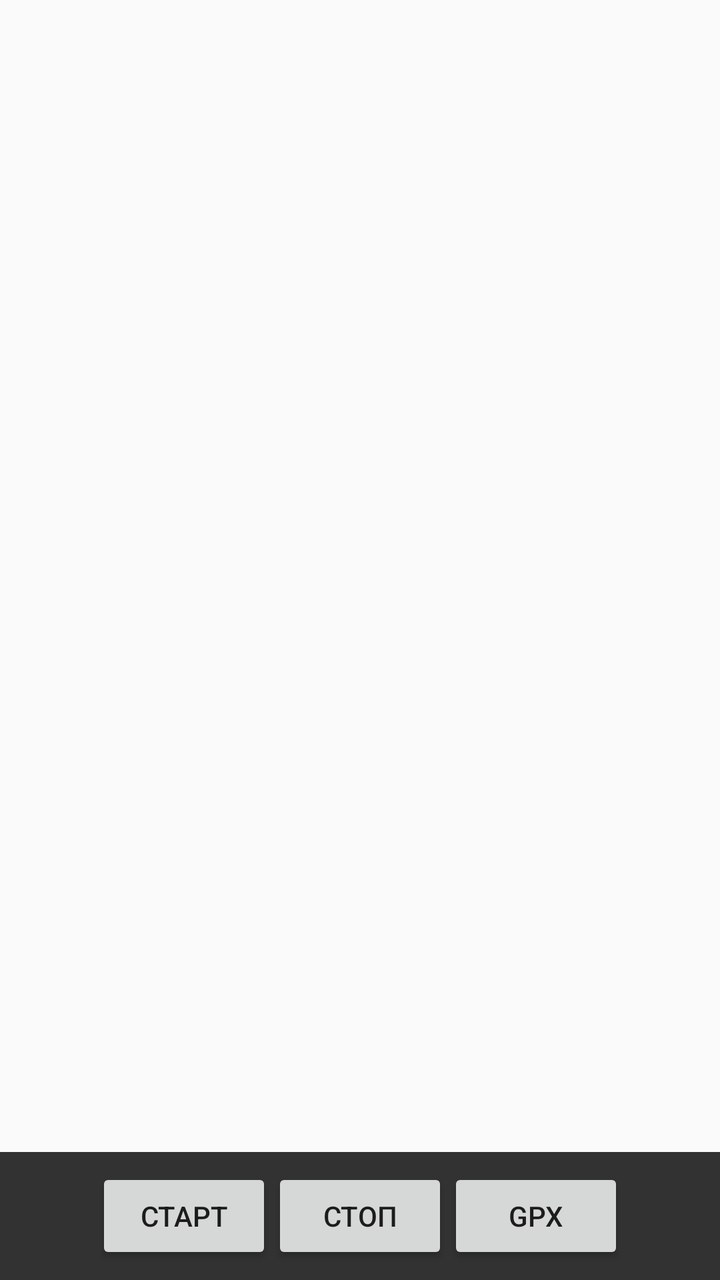
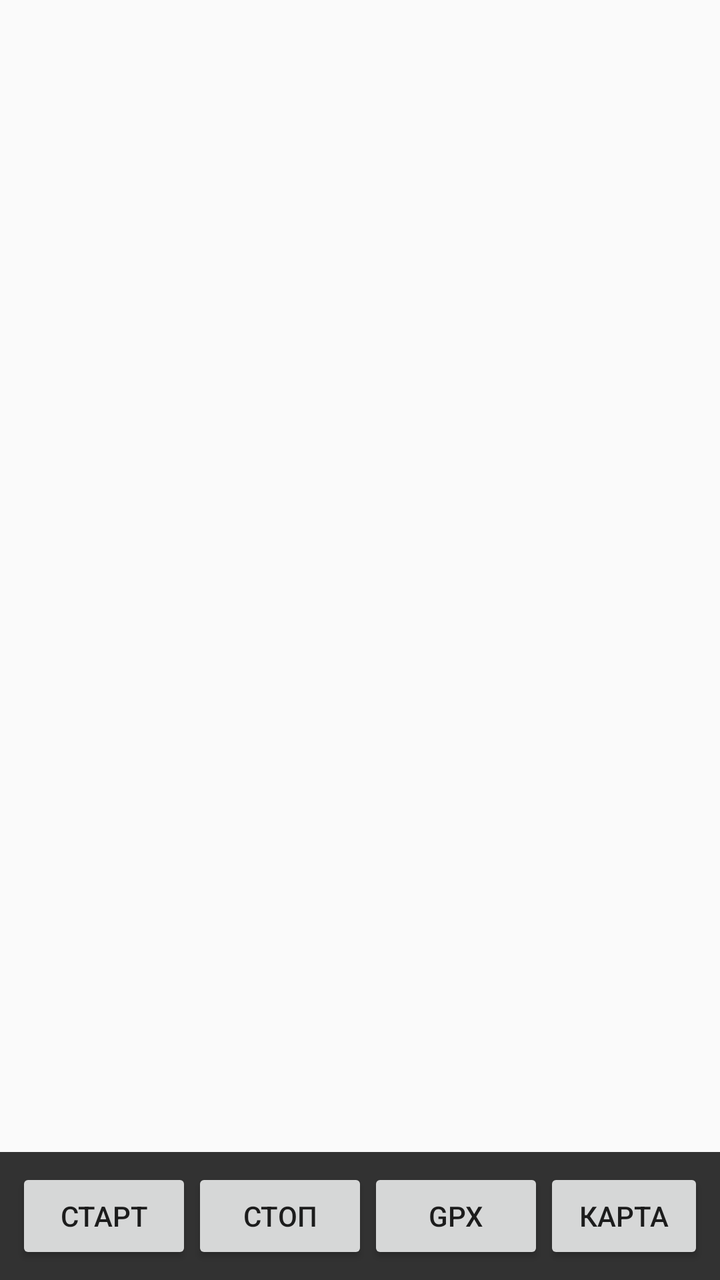

An Android layout rendered at two revisions. The XML below is the earlier revision; the diff shows what the commit changed to produce the second picture.
<!-- AndroidManifest.xml: application theme Theme.AppCompat.Light.DarkActionBar -->
<!-- res/layout/activity_main.xml -->
<?xml version="1.0" encoding="utf-8"?>
<FrameLayout xmlns:android="http://schemas.android.com/apk/res/android"
    android:id="@+id/container"
    android:layout_width="match_parent"
    android:layout_height="match_parent">

    <androidx.fragment.app.FragmentContainerView
        android:id="@+id/mapContainer"
        android:layout_width="match_parent"
        android:layout_height="match_parent" />

    <LinearLayout
        android:orientation="horizontal"
        android:gravity="center"
        android:layout_width="match_parent"
        android:layout_height="wrap_content"
        android:layout_gravity="bottom"
        android:background="#CC000000"
        android:padding="8dp">

        <Button
            android:id="@+id/btnStart"
            android:text="Старт"
            android:layout_width="wrap_content"
            android:layout_height="wrap_content"/>

        <Button
            android:id="@+id/btnStop"
            android:text="Стоп"
            android:layout_width="wrap_content"
            android:layout_height="wrap_content"/>

        <Button
            android:id="@+id/btnExport"
            android:text="GPX"
            android:layout_width="wrap_content"
            android:layout_height="wrap_content"/>
    </LinearLayout>
</FrameLayout>
<!-- resources referenced by this layout -->
<resources>

</resources>

<!-- the commit's change to res/layout/activity_main.xml (unified diff, before → after) -->
@@ -35,5 +35,11 @@
             android:text="GPX"
             android:layout_width="wrap_content"
             android:layout_height="wrap_content"/>
+
+        <Button
+            android:id="@+id/btnLayer"
+            android:text="Карта"
+            android:layout_width="wrap_content"
+            android:layout_height="wrap_content"/>
     </LinearLayout>
 </FrameLayout>
